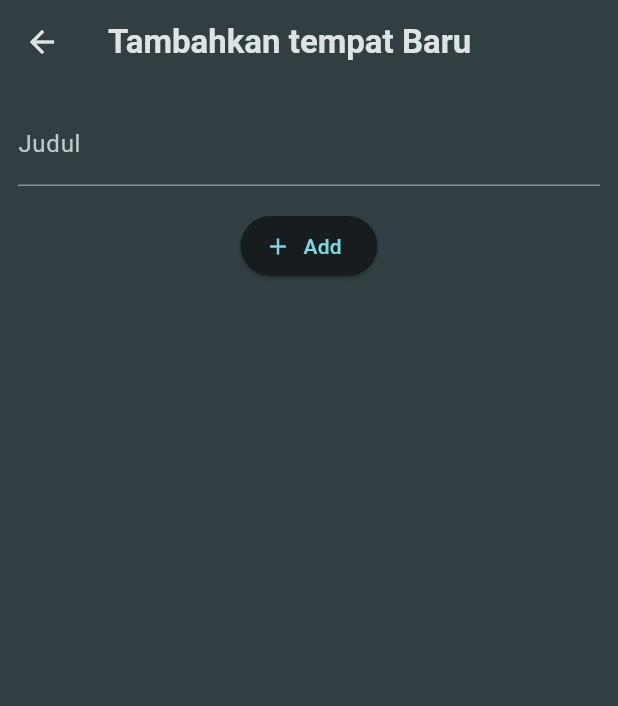
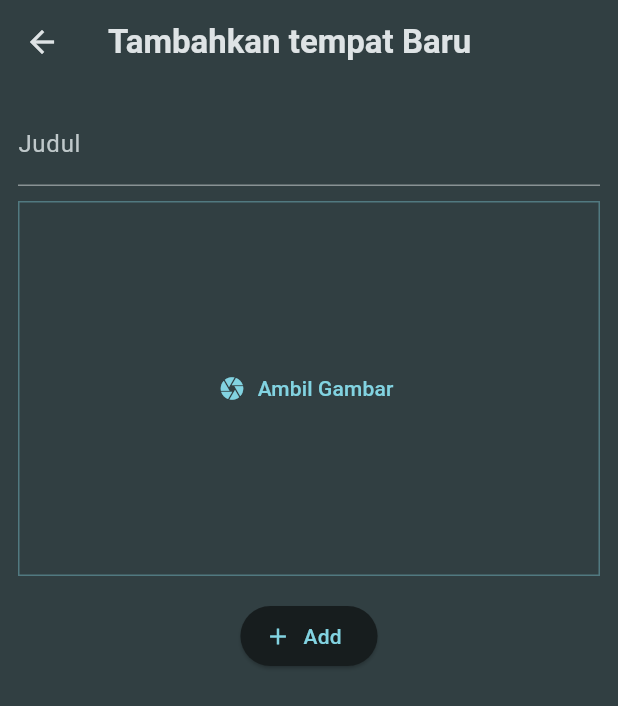
Before and after one commit to bagoesrex/PlaceKeeper-App, a Flutter app: the AddPlaceScreen screen opened directly, on a phone screen of 412 x 824 dp. Shown: the top 706 px of the screen. Run offline on Flutter 3.47's test engine with Material 3 defaults, Android fonts, the light colour scheme and no system bars; our stand-ins replace flutter_riverpod, google_fonts.

Commit message:
feat: add imageinput widget ui

```diff
--- a/lib/screens/add_place.dart
+++ b/lib/screens/add_place.dart
@@ -2,6 +2,7 @@
 import 'package:flutter_riverpod/flutter_riverpod.dart';
 
 import 'package:placekeeper_app/providers/user_places.dart';
+import 'package:placekeeper_app/widgets/image_input.dart';
 
 class AddPlaceScreen extends ConsumerStatefulWidget {
   const AddPlaceScreen({super.key});
@@ -46,6 +47,8 @@
               controller: _titleController,
               style: TextStyle(color: Theme.of(context).colorScheme.onSurface),
             ),
+            const SizedBox(height: 10),
+            ImageInput(),
             const SizedBox(height: 16),
             ElevatedButton.icon(
               icon: Icon(Icons.add),
--- /dev/null
+++ b/lib/widgets/image_input.dart
@@ -0,0 +1,32 @@
+import 'package:flutter/material.dart';
+
+class ImageInput extends StatefulWidget {
+  const ImageInput({super.key});
+
+  @override
+  State<ImageInput> createState() {
+    return _ImageInputState();
+  }
+}
+
+class _ImageInputState extends State<ImageInput> {
+  @override
+  Widget build(BuildContext context) {
+    return Container(
+      decoration: BoxDecoration(
+        border: Border.all(
+          width: 1,
+          color: Theme.of(context).colorScheme.primary.withAlpha(100),
+        ),
+      ),
+      height: 250,
+      width: double.infinity,
+      alignment: Alignment.center,
+      child: TextButton.icon(
+        icon: const Icon(Icons.camera),
+        label: Text('Ambil Gambar'),
+        onPressed: () {},
+      ),
+    );
+  }
+}
```
